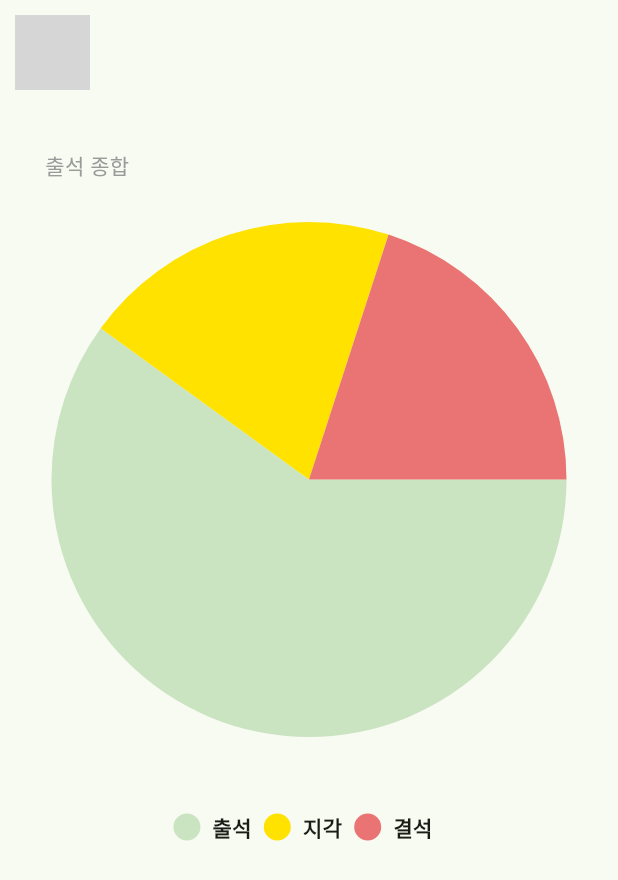
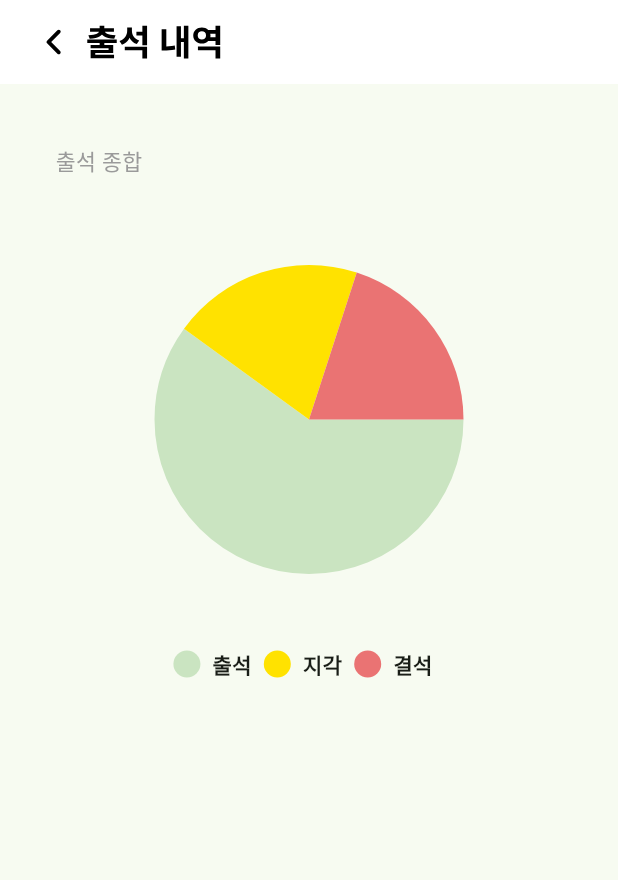
Before and after one commit to ROCCIA-901/roccia_901_client, a Flutter app: the AttendanceHistoryScreen screen opened by its route, on a phone screen of 412 x 824 dp. Shown: the top 880 px of the screen. Run offline on Flutter 3.47's test engine with Material 3 defaults, Android fonts, the phone set to English and light mode, and no system bars; drawn by our look-alikes of pie_chart; our stand-ins replace dropdown_button2, email_validator, flutter_riverpod, flutter_secure_storage, flutter_svg, google_fonts and 2 more; missing offline and left inert: http_interceptor; accounts and stored records are empty; generated files the repository leaves out were written again; grey boxes are pictures that could not be loaded.

Commit message:
design: UI Size 화면에 상대적 수치로 변경 & asset 변경된 이름 반영

```diff
--- a/lib/presentation/screens/attendance_approval_screen.dart
+++ b/lib/presentation/screens/attendance_approval_screen.dart
@@ -53,9 +53,9 @@
 //         title: GestureDetector(
 //           onTap: () => Navigator.of(context).pop(),
 //           child: SvgPicture.asset(
-//             'assets/icons/attendance_approve.svg',
+//             'assets/titles/attendance_approval_title.svg',
 //             color: Color(0xFF000000),
-//             width: SizeConfig.safeBlockHorizontal * 25.28,
+//             height: SizeConfig.safeBlockVertical * 5,
 //           ),
 //         ),
 //         automaticallyImplyLeading: false,
--- a/lib/presentation/screens/attendance_history_screen.dart
+++ b/lib/presentation/screens/attendance_history_screen.dart
@@ -1,13 +1,14 @@
 import 'package:flutter/material.dart';
 import 'package:flutter_svg/flutter_svg.dart';
 import 'package:pie_chart/pie_chart.dart';
+
+import '../../constants/size_config.dart';
 
 class AttendanceHistoryScreen extends StatefulWidget {
   const AttendanceHistoryScreen({super.key});
 
   @override
-  _AttendanceHistoryScreenState createState() =>
-      _AttendanceHistoryScreenState();
+  State createState() => _AttendanceHistoryScreenState();
 }
 
 class _AttendanceHistoryScreenState extends State<AttendanceHistoryScreen> {
@@ -15,29 +16,35 @@ class _AttendanceHistoryScreenState extends State<AttendanceHistoryScreen> {
   @override
   Widget build(BuildContext context) {
     return Scaffold(
+      appBar: AppBar(
+        backgroundColor: Colors.white,
+        surfaceTintColor: Colors.white,
+        title: GestureDetector(
+          onTap: () => Navigator.of(context).pop(),
+          child: SvgPicture.asset(
+            'assets/titles/attendance_history_title.svg',
+            color: Color(0xFF000000),
+            height: SizeConfig.safeBlockVertical * 5,
+          ),
+        ),
+        automaticallyImplyLeading: false,
+      ),
       body: SafeArea(
-          child: Container(
-              padding: EdgeInsets.all(10),
         child: Column(
           crossAxisAlignment: CrossAxisAlignment.start,
           children: [
-                    InkWell(
-                      child: SvgPicture.asset(
-                        'assets/icons/atd_history_back.svg',
-                        height: 50,
+            Container(
+              padding: EdgeInsets.only(
+                left: SizeConfig.safeBlockHorizontal * 9,
+                top: SizeConfig.safeBlockVertical * 5,
+                bottom: SizeConfig.safeBlockVertical * 6,
               ),
-                      onTap: () {
-                        Navigator.pop(context);
-                      },
-                    ),
-                    Container(
-                      padding: EdgeInsets.only(left: 20, top: 40),
-                      width: 150,
-                      height: 80,
               child: Text(
                 "출석 종합",
-                        style:
-                            TextStyle(fontSize: 14, color: Color(0xff9a9a9a)),
+                style: TextStyle(
+                  fontSize: SizeConfig.safeBlockHorizontal * 3.5,
+                  color: Color(0xff9a9a9a),
+                ),
               ),
             ),
             Center(
@@ -49,17 +56,18 @@ class _AttendanceHistoryScreenState extends State<AttendanceHistoryScreen> {
                   Color(0xffffe200),
                   Color(0xffea7373)
                 ],
-                        chartRadius: MediaQuery.of(context).size.width / 1.2,
+                chartRadius: SizeConfig.safeBlockHorizontal * 50,
                 legendOptions: LegendOptions(
                   legendPosition: LegendPosition.bottom,
                   showLegendsInRow: true,
                 ),
                 chartValuesOptions: ChartValuesOptions(
-                            showChartValueBackground: false,
-                            showChartValues: false),
+                    showChartValueBackground: false, showChartValues: false),
               ),
             )
-                  ]))),
+          ],
+        ),
+      ),
     );
   }
 }
--- a/lib/presentation/screens/attendance_management_screen.dart
+++ b/lib/presentation/screens/attendance_management_screen.dart
@@ -43,9 +43,9 @@
 //         title: GestureDetector(
 //           onTap: () => Navigator.of(context).pop(),
 //           child: SvgPicture.asset(
-//             'assets/icons/attendance_management.svg',
+//             'assets/titles/attendance_management_title.svg',
 //             color: Color(0xFF000000),
-//             width: SizeConfig.safeBlockHorizontal * 25.28,
+//             height: SizeConfig.safeBlockVertical * 5,
 //           ),
 //         ),
 //         automaticallyImplyLeading: false,
--- a/lib/presentation/screens/my_page_screen.dart
+++ b/lib/presentation/screens/my_page_screen.dart
@@ -28,7 +28,7 @@ class _MyAppState extends State<MyPageScreen> {
               children: [
                 Container(
                   child: SvgPicture.asset(
-                    'assets/icons/my_page.svg',
+                    'assets/titles/my_page_title.svg',
                     height: MediaQuery.of(context).size.width * (1 / 18),
                   ),
                 ),
--- a/lib/presentation/screens/sign_up_screen.dart
+++ b/lib/presentation/screens/sign_up_screen.dart
@@ -80,7 +80,7 @@ class _SignUpScreenState extends ConsumerState<SignUpScreen> {
         title: GestureDetector(
           onTap: () => Navigator.of(context).pop(),
           child: SvgPicture.asset(
-            'assets/icons/sign_up.svg',
+            'assets/titles/sign_up_title.svg',
             color: Color(0xFF000000),
             width: SizeConfig.safeBlockHorizontal * 25.28,
           ),
```
Also changed, not shown: lib/presentation/screens/attendance_request_screen.dart (+47 -32 lines), lib/presentation/screens/competition_screen.dart (+14 -9 lines), lib/presentation/screens/member_home_screen.dart (+63 -58 lines), lib/presentation/screens/record_screen/record_screen.dart (+6 -4 lines). Lines whose indentation alone changed are shown as unchanged.
